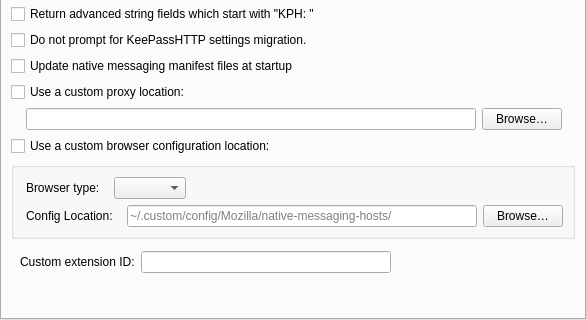
Old version of the form src/browser/BrowserSettingsWidget.ui in the repository keepassxreboot/keepassxc; both pictures show x 0 to 586 and y 147 to 467 of the 586 by 467 pixel window.
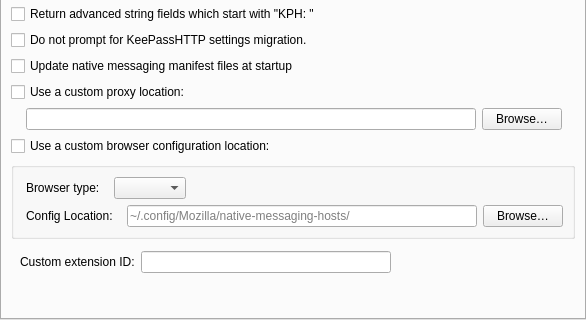
New version of the form. The open tabs and pages were chosen to show the change. Custom widgets are drawn as their Qt base class.

Commit message: Handle tilde with custom paths

```diff
--- a/src/browser/BrowserSettingsWidget.ui
+++ b/src/browser/BrowserSettingsWidget.ui
@@ -515,7 +515,7 @@
                <set>Qt::AlignLeading|Qt::AlignLeft|Qt::AlignVCenter</set>
               </property>
               <property name="placeholderText">
-               <string>~/.custom/config/Mozilla/native-messaging-hosts/</string>
+               <string>~/.config/Mozilla/native-messaging-hosts/</string>
               </property>
              </widget>
             </item>
```
The commit also changes 3 other files.
